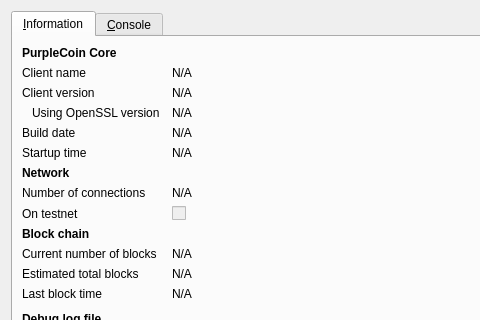
Old version of the form src/qt/forms/rpcconsole.ui in the repository elgenioroshan/purplecoin; both pictures show x 0 to 480 and y 0 to 320 of the 740 by 450 pixel window.
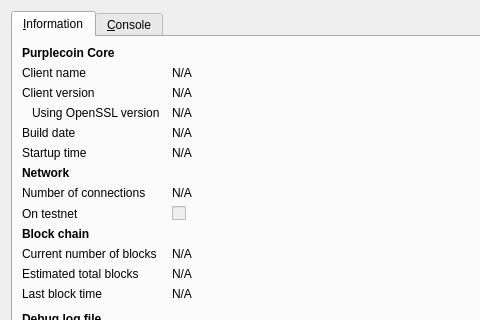
New version of the form. Icons and pictures are not drawn.

The edit to the form file:
```diff
--- a/src/qt/forms/rpcconsole.ui
+++ b/src/qt/forms/rpcconsole.ui
@@ -36,7 +36,7 @@
           </font>
          </property>
          <property name="text">
-          <string>PurpleCoin Core</string>
+          <string>Purplecoin Core</string>
          </property>
         </widget>
        </item>
```
Left out of the diff: 6 changed lines with no effect on the pictures.
